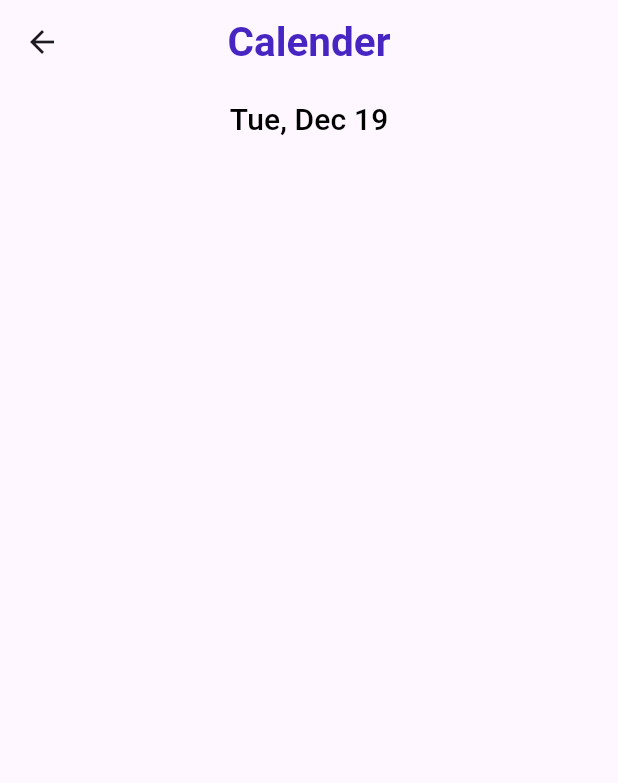
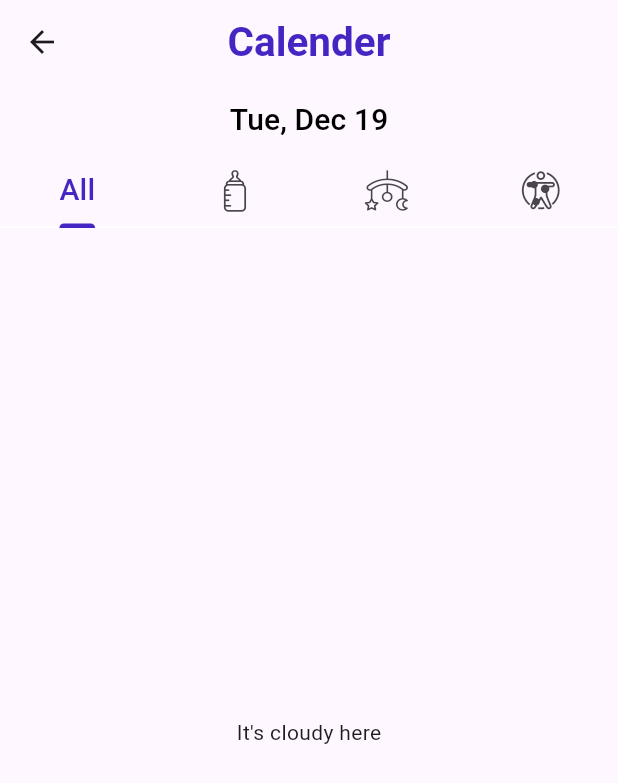
Before and after one commit to andactasdemir24/baby_tracker_app, a Flutter app: the CalenderPage screen opened directly, on a phone screen of 412 x 824 dp. Shown: the top 783 px of the screen. Run offline on Flutter 3.47's test engine with Material 3 defaults, Android fonts, the phone set to English and light mode, and no system bars; our stand-ins replace flutter_mobx, get_it, hive, hive_flutter, lottie, mobx and 1 more; missing offline and left inert: flutter_inappwebview; accounts and stored records are empty; generated files the repository leaves out were written again; Roboto replaces fonts that are missing (Poppins).

Commit message:
added tabbar

```diff
--- a/lib/app/core/constants/color_constants.dart
+++ b/lib/app/core/constants/color_constants.dart
@@ -16,3 +16,10 @@ const Color vebviewText = Color(0xFF1E1F23);
 
 //settings
 const Color settingsIndex = Color(0xffc2c2c2);
+
+//feeding icon color
+const Color feedindIconColor = Color(0xff9B64FF);
+//sleep icon color
+const Color sleepIconColor = Colors.red;
+//symptomps icon color
+const Color symptompsIconColor = Color(0xffFFC664);
--- a/lib/app/features/screens/calender/view/calender_page.dart
+++ b/lib/app/features/screens/calender/view/calender_page.dart
@@ -1,13 +1,34 @@
 import 'package:baby_tracker_app/app/core/components/custom_widgets/custom_appbar.dart';
+import 'package:baby_tracker_app/app/core/constants/color_constants.dart';
 import 'package:baby_tracker_app/app/core/constants/text_constants.dart';
 import 'package:baby_tracker_app/app/features/screens/calender/viewmodel/calender_viewmodel.dart';
 import 'package:flutter/material.dart';
 import 'package:flutter_mobx/flutter_mobx.dart';
 import '../../../../core/getIt/locator.dart';
+import '../../../theme/baby_icons.dart';
 import '../widgets/custom_datebutton.dart';
 
-class CalenderPage extends StatelessWidget {
+class CalenderPage extends StatefulWidget {
   const CalenderPage({super.key});
+
+  @override
+  State<CalenderPage> createState() => _CalenderPageState();
+}
+
+class _CalenderPageState extends State<CalenderPage> with TickerProviderStateMixin {
+  late final TabController _tabController;
+
+  @override
+  void initState() {
+    super.initState();
+    _tabController = TabController(length: 4, vsync: this);
+  }
+
+  @override
+  void dispose() {
+    _tabController.dispose();
+    super.dispose();
+  }
 
   @override
   Widget build(BuildContext context) {
@@ -18,6 +39,45 @@ class CalenderPage extends StatelessWidget {
         return Column(
           children: [
             DateButton(calenderViewmodel: calenderViewmodel),
+            TabBar(
+              controller: _tabController,
+              dividerColor: cwhite,
+              indicatorColor: buttonColor,
+              labelColor: buttonColor,
+              tabs: const <Widget>[
+                Tab(
+                  child: Text('All', style: TextStyle(fontSize: 20)),
+                ),
+                Tab(
+                  icon: Icon(Baby.feed, size: 45),
+                ),
+                Tab(
+                  icon: Icon(Baby.sleep, size: 45),
+                ),
+                Tab(
+                  icon: Icon(Baby.symptoms, size: 45),
+                ),
+              ],
+            ),
+            Expanded(
+              child: TabBarView(
+                controller: _tabController,
+                children: const <Widget>[
+                  Center(
+                    child: Text("It's cloudy here"),
+                  ),
+                  Center(
+                    child: Text("It's cloudy here"),
+                  ),
+                  Center(
+                    child: Text("It's rainy here"),
+                  ),
+                  Center(
+                    child: Text("It's sunny here"),
+                  ),
+                ],
+              ),
+            ),
           ],
         );
       }),
--- a/lib/app/features/screens/calender/viewmodel/calender_viewmodel.dart
+++ b/lib/app/features/screens/calender/viewmodel/calender_viewmodel.dart
@@ -8,6 +8,7 @@ abstract class _CalenderViewModelBase with Store {
   @observable
   DateTime dateTime = DateTime.now();
 
+
   @action
   Future<DateTime?> pickDate(BuildContext context) =>
       showDatePicker(context: context, initialDate: dateTime, firstDate: DateTime(1900), lastDate: DateTime(2100));
```
